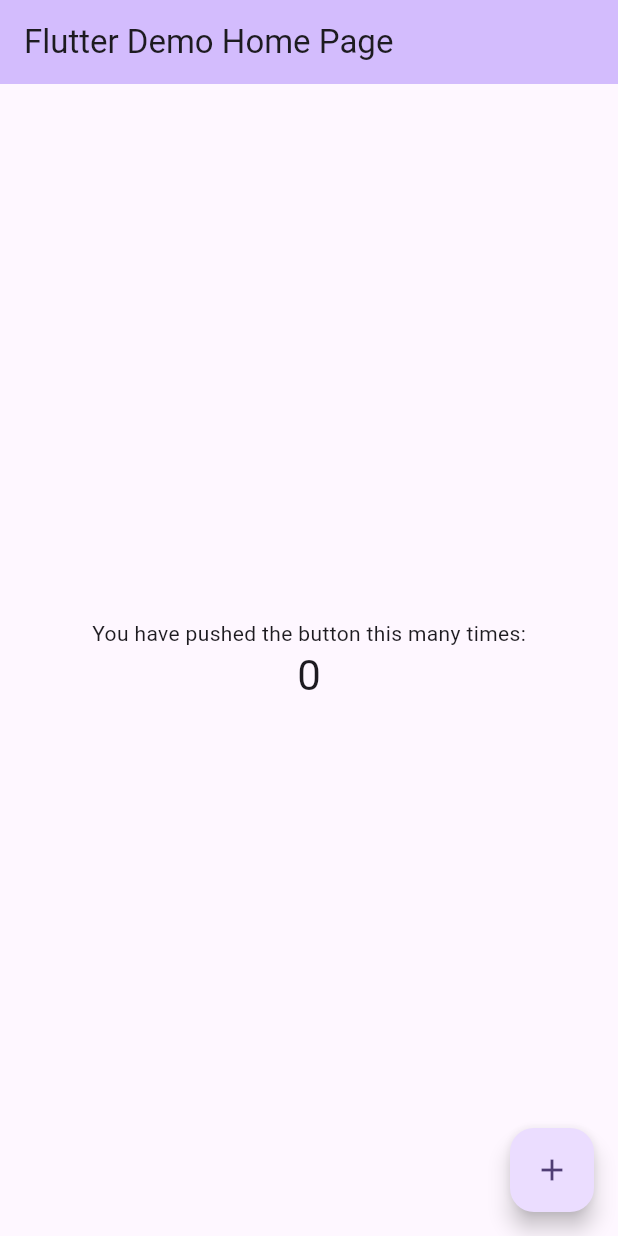
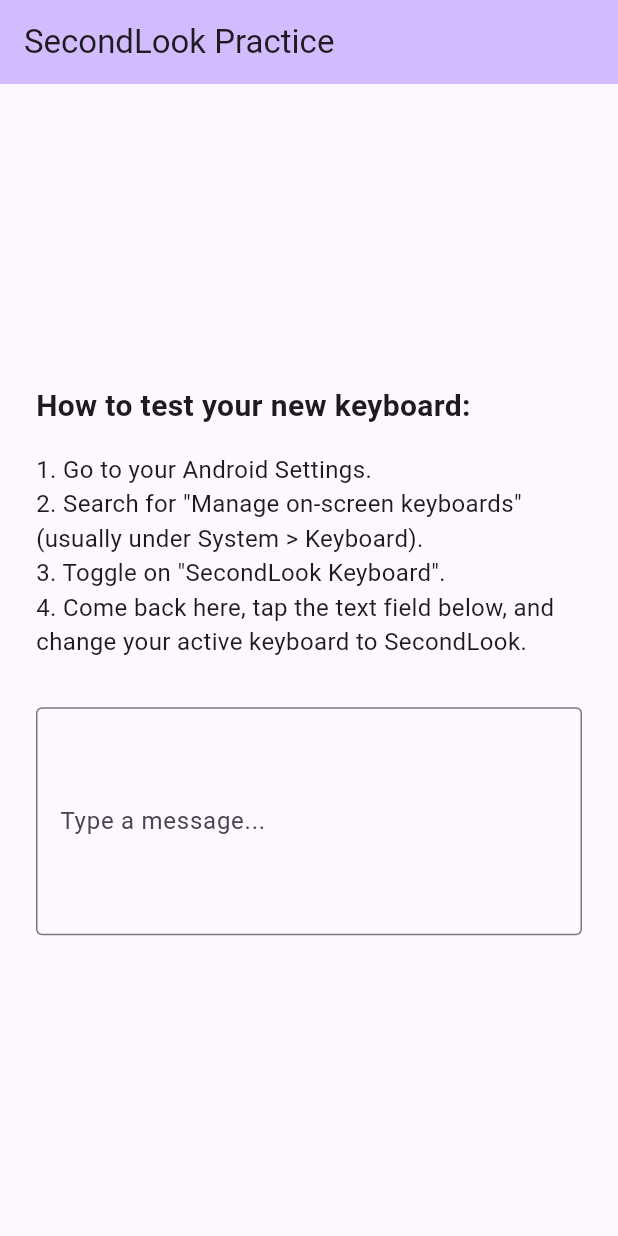
Before and after one commit to baldopadua/App-Builders-Hackathon, a Flutter app: the screen it shows after launch, on a phone screen of 412 x 824 dp. Run offline on Flutter 3.47's test engine with Material 3 defaults, Android fonts, the light colour scheme and no system bars.

Commit message:
feat: Implement basic QWERTY keyboard layout and typing
- Created fast QWERTY layout in keyboard_layout.xml using KeyButton style
- Implemented SecondLookIME.kt to handle InputMethodService lifecycle and dispatch basic key events to InputConnection
- Replaced default Flutter app with PracticeScreen for testing the custom keyboard

```diff
--- a/Android App/lib/main.dart
+++ b/Android App/lib/main.dart
@@ -1,122 +1,22 @@
 import 'package:flutter/material.dart';
+import 'screens/practice_screen.dart';
 
 void main() {
-  runApp(const MyApp());
+  runApp(const SecondLookApp());
 }
 
-class MyApp extends StatelessWidget {
-  const MyApp({super.key});
+class SecondLookApp extends StatelessWidget {
+  const SecondLookApp({super.key});
 
-  // This widget is the root of your application.
   @override
   Widget build(BuildContext context) {
     return MaterialApp(
-      title: 'Flutter Demo',
+      title: 'SecondLook Keyboard',
       theme: ThemeData(
-        // This is the theme of your application.
-        //
-        // TRY THIS: Try running your application with "flutter run". You'll see
-        // the application has a purple toolbar. Then, without quitting the app,
-        // try changing the seedColor in the colorScheme below to Colors.green
-        // and then invoke "hot reload" (save your changes or press the "hot
-        // reload" button in a Flutter-supported IDE, or press "r" if you used
-        // the command line to start the app).
-        //
-        // Notice that the counter didn't reset back to zero; the application
-        // state is not lost during the reload. To reset the state, use hot
-        // restart instead.
-        //
-        // This works for code too, not just values: Most code changes can be
-        // tested with just a hot reload.
-        colorScheme: .fromSeed(seedColor: Colors.deepPurple),
+        colorScheme: ColorScheme.fromSeed(seedColor: Colors.deepPurple),
+        useMaterial3: true,
       ),
-      home: const MyHomePage(title: 'Flutter Demo Home Page'),
+      home: const PracticeScreen(),
     );
   }
 }
-
-class MyHomePage extends StatefulWidget {
-  const MyHomePage({super.key, required this.title});
-
-  // This widget is the home page of your application. It is stateful, meaning
-  // that it has a State object (defined below) that contains fields that affect
-  // how it looks.
-
-  // This class is the configuration for the state. It holds the values (in this
-  // case the title) provided by the parent (in this case the App widget) and
-  // used by the build method of the State. Fields in a Widget subclass are
-  // always marked "final".
-
-  final String title;
-
-  @override
-  State<MyHomePage> createState() => _MyHomePageState();
-}
-
-class _MyHomePageState extends State<MyHomePage> {
-  int _counter = 0;
-
-  void _incrementCounter() {
-    setState(() {
-      // This call to setState tells the Flutter framework that something has
-      // changed in this State, which causes it to rerun the build method below
-      // so that the display can reflect the updated values. If we changed
-      // _counter without calling setState(), then the build method would not be
-      // called again, and so nothing would appear to happen.
-      _counter++;
-    });
-  }
-
-  @override
-  Widget build(BuildContext context) {
-    // This method is rerun every time setState is called, for instance as done
-    // by the _incrementCounter method above.
-    //
-    // The Flutter framework has been optimized to make rerunning build methods
-    // fast, so that you can just rebuild anything that needs updating rather
-    // than having to individually change instances of widgets.
-    return Scaffold(
-      appBar: AppBar(
-        // TRY THIS: Try changing the color here to a specific color (to
-        // Colors.amber, perhaps?) and trigger a hot reload to see the AppBar
-        // change color while the other colors stay the same.
-        backgroundColor: Theme.of(context).colorScheme.inversePrimary,
-        // Here we take the value from the MyHomePage object that was created by
-        // the App.build method, and use it to set our appbar title.
-        title: Text(widget.title),
-      ),
-      body: Center(
-        // Center is a layout widget. It takes a single child and positions it
-        // in the middle of the parent.
-        child: Column(
-          // Column is also a layout widget. It takes a list of children and
-          // arranges them vertically. By default, it sizes itself to fit its
-          // children horizontally, and tries to be as tall as its parent.
-          //
-          // Column has various properties to control how it sizes itself and
-          // how it positions its children. Here we use mainAxisAlignment to
-          // center the children vertically; the main axis here is the vertical
-          // axis because Columns are vertical (the cross axis would be
-          // horizontal).
-          //
-          // TRY THIS: Invoke "debug painting" (choose the "Toggle Debug Paint"
-          // action in the IDE, or press "p" in the console), to see the
-          // wireframe for each widget.
-          mainAxisAlignment: .center,
-          children: [
-            const Text('You have pushed the button this many times:'),
-            Text(
-              '$_counter',
-              style: Theme.of(context).textTheme.headlineMedium,
-            ),
-          ],
-        ),
-      ),
-      floatingActionButton: FloatingActionButton(
-        onPressed: _incrementCounter,
-        tooltip: 'Increment',
-        child: const Icon(Icons.add),
-      ),
-    );
-  }
-}
--- a/Android App/lib/screens/practice_screen.dart
+++ b/Android App/lib/screens/practice_screen.dart
@@ -0,0 +1,45 @@
+import 'package:flutter/material.dart';
+
+class PracticeScreen extends StatelessWidget {
+  const PracticeScreen({super.key});
+
+  @override
+  Widget build(BuildContext context) {
+    return Scaffold(
+      appBar: AppBar(
+        title: const Text('SecondLook Practice'),
+        backgroundColor: Theme.of(context).colorScheme.inversePrimary,
+      ),
+      body: Padding(
+        padding: const EdgeInsets.all(24.0),
+        child: Column(
+          mainAxisAlignment: MainAxisAlignment.center,
+          crossAxisAlignment: CrossAxisAlignment.stretch,
+          children: [
+            const Text(
+              'How to test your new keyboard:',
+              style: TextStyle(fontSize: 20, fontWeight: FontWeight.bold),
+            ),
+            const SizedBox(height: 16),
+            const Text(
+              '1. Go to your Android Settings.\n'
+              '2. Search for "Manage on-screen keyboards" (usually under System > Keyboard).\n'
+              '3. Toggle on "SecondLook Keyboard".\n'
+              '4. Come back here, tap the text field below, and change your active keyboard to SecondLook.',
+              style: TextStyle(fontSize: 16),
+            ),
+            const SizedBox(height: 32),
+            TextField(
+              decoration: const InputDecoration(
+                border: OutlineInputBorder(),
+                labelText: 'Type a message...',
+                hintText: 'e.g. My password is hunter2',
+              ),
+              maxLines: 5,
+            ),
+          ],
+        ),
+      ),
+    );
+  }
+}
```
Also changed, not shown: 3 other files.
